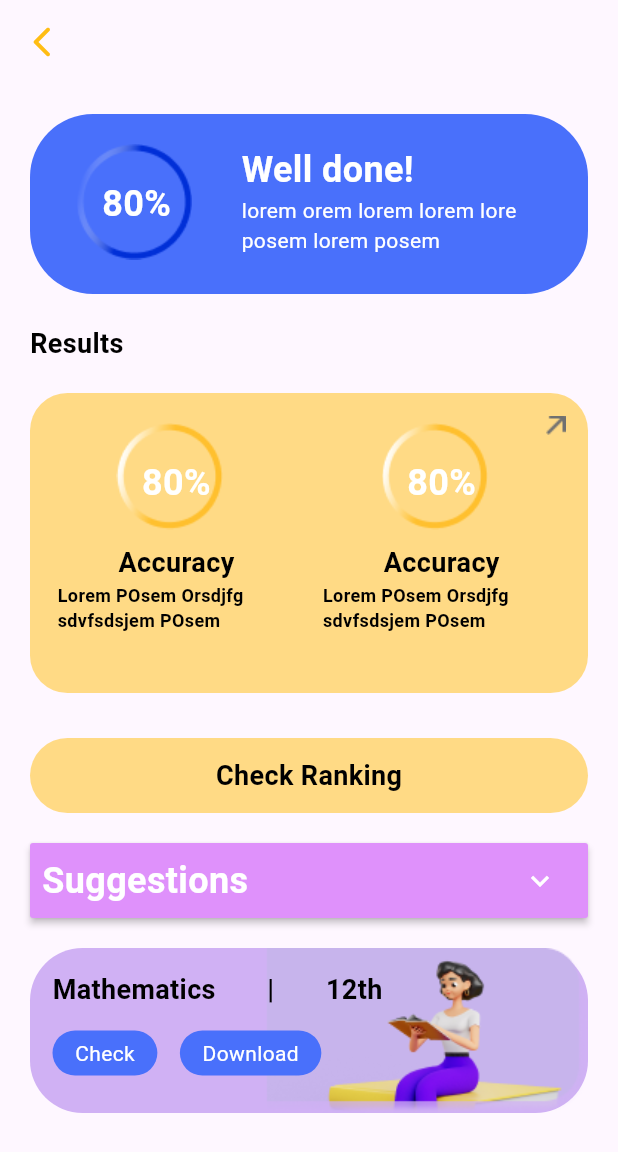
After one commit to Shoaib-raza-01/AIE_Exam_UI, a Flutter app: the AndroidLargeTwentyTwo screen opened directly, on a phone screen of 412 x 824 dp. The commit adds this screen. Shown: the top 1152 px of the screen. Run offline on Flutter 3.47's test engine with Material 2 defaults, Android fonts, the phone set to English and light mode, and no system bars; our stand-ins replace accordion, buttons_tabbar; missing offline and left inert: slidable_button.

Commit message:
Android Large 22

```diff
--- /dev/null
+++ b/lib/screens/android_large_22.dart
@@ -0,0 +1,457 @@
+import 'package:accordion/accordion_section.dart';
+import 'package:flutter/material.dart';
+
+class AndroidLargeTwentyTwo extends StatefulWidget {
+  const AndroidLargeTwentyTwo({super.key});
+
+  @override
+  State<AndroidLargeTwentyTwo> createState() => _AndroidLargeTwentyTwoState();
+}
+
+class _AndroidLargeTwentyTwoState extends State<AndroidLargeTwentyTwo> {
+  bool toggle = false;
+  bool rotate = false;
+  @override
+  Widget build(BuildContext context) {
+    return Scaffold(
+      appBar: AppBar(
+        leading: InkWell(
+          onTap: () {
+            Navigator.pop(context);
+          },
+          child: const Icon(
+            Icons.arrow_back_ios_new_rounded,
+            color: Color.fromRGBO(255, 189, 20, 1),
+          ),
+        ),
+      ),
+      body: SingleChildScrollView(
+        child: Padding(
+          padding: const EdgeInsets.all(20),
+          child: Column(
+            crossAxisAlignment: CrossAxisAlignment.start,
+            children: [
+              Container(
+                height: 120,
+                width: MediaQuery.of(context).size.width,
+                decoration: BoxDecoration(
+                    color: const Color.fromRGBO(73, 112, 251, 1),
+                    borderRadius: BorderRadius.circular(42)),
+                child: Row(
+                  crossAxisAlignment: CrossAxisAlignment.center,
+                  mainAxisAlignment: MainAxisAlignment.center,
+                  children: [
+                    Container(
+                      height: 80,
+                      width: 80,
+                      decoration: BoxDecoration(
+                        borderRadius: BorderRadius.circular(40),
+                      ),
+                      child: const Stack(children: [
+                        Image(image: AssetImage('assets/images/circular.png')),
+                        Align(
+                          alignment: Alignment.center,
+                          child: Text(
+                            '80%',
+                            style: TextStyle(
+                                color: Colors.white,
+                                fontSize: 24,
+                                fontWeight: FontWeight.bold),
+                          ),
+                        )
+                      ]),
+                    ),
+                    const SizedBox(
+                      width: 30,
+                    ),
+                    const Padding(
+                      padding: EdgeInsets.only(top: 20),
+                      child: SizedBox(
+                        height: 100,
+                        width: 200,
+                        child: Column(
+                          crossAxisAlignment: CrossAxisAlignment.start,
+                          children: [
+                            Text(
+                              "Well done!",
+                              style: TextStyle(
+                                  color: Colors.white,
+                                  fontSize: 24,
+                                  fontWeight: FontWeight.bold),
+                            ),
+                            Flexible(
+                                child: Text(
+                              'lorem orem lorem lorem lore posem lorem posem ',
+                              style: TextStyle(
+                                color: Colors.white,
+                                fontSize: 14,
+                              ),
+                            ))
+                          ],
+                        ),
+                      ),
+                    )
+                  ],
+                ),
+              ),
+              const Padding(
+                padding: EdgeInsets.only(top: 20, bottom: 20),
+                child: Text(
+                  'Results',
+                  style: TextStyle(
+                      color: Colors.black,
+                      fontSize: 18,
+                      fontWeight: FontWeight.bold),
+                ),
+              ),
+              Container(
+                height: 200,
+                width: MediaQuery.of(context).size.width,
+                decoration: BoxDecoration(
+                    color: const Color.fromRGBO(255, 218, 133, 1),
+                    borderRadius: BorderRadius.circular(25)),
+                child: Stack(
+                  children: [
+                    const Padding(
+                      padding: EdgeInsets.only(top: 15, right: 15),
+                      child: Align(
+                          alignment: AlignmentDirectional(1, -1),
+                          child: Image(
+                              image: AssetImage('assets/images/arrow.png'))),
+                    ),
+                    Padding(
+                      padding: const EdgeInsets.only(top: 20),
+                      child: Row(
+                        mainAxisAlignment: MainAxisAlignment.spaceEvenly,
+                        children: [
+                          SizedBox(
+                            width: MediaQuery.of(context).size.width / 2.6,
+                            child: Column(
+                              children: [
+                                Container(
+                                  height: 80,
+                                  width: 80,
+                                  decoration: BoxDecoration(
+                                    borderRadius: BorderRadius.circular(40),
+                                  ),
+                                  child: const Stack(children: [
+                                    Image(
+                                        image: AssetImage(
+                                            'assets/images/yellow.png')),
+                                    Align(
+                                      alignment: Alignment.center,
+                                      child: Text(
+                                        '80%',
+                                        style: TextStyle(
+                                            color: Colors.white,
+                                            fontSize: 24,
+                                            fontWeight: FontWeight.bold),
+                                      ),
+                                    )
+                                  ]),
+                                ),
+                                const Text(
+                                  'Accuracy',
+                                  style: TextStyle(
+                                      color: Colors.black,
+                                      fontSize: 18,
+                                      fontWeight: FontWeight.bold),
+                                ),
+                                const Text(
+                                  "Lorem POsem Orsdjfg sdvfsdsjem POsem",
+                                  style: TextStyle(
+                                      color: Colors.black,
+                                      fontSize: 12,
+                                      fontWeight: FontWeight.bold),
+                                ),
+                              ],
+                            ),
+                          ),
+                          SizedBox(
+                            width: MediaQuery.of(context).size.width / 2.6,
+                            child: Column(
+                              children: [
+                                Container(
+                                  height: 80,
+                                  width: 80,
+                                  decoration: BoxDecoration(
+                                    borderRadius: BorderRadius.circular(40),
+                                  ),
+                                  child: const Stack(children: [
+                                    Image(
+                                        image: AssetImage(
+                                            'assets/images/yellow.png')),
+                                    Align(
+                                      alignment: Alignment.center,
+                                      child: Text(
+                                        '80%',
+                                        style: TextStyle(
+                                            color: Colors.white,
+                                            fontSize: 24,
+                                            fontWeight: FontWeight.bold),
+                                      ),
+                                    )
+                                  ]),
+                                ),
+                                const Text(
+                                  'Accuracy',
+                                  style: TextStyle(
+                                      color: Colors.black,
+                                      fontSize: 18,
+                                      fontWeight: FontWeight.bold),
+                                ),
+                                const Text(
+                                  "Lorem POsem Orsdjfg sdvfsdsjem POsem",
+                                  style: TextStyle(
+                                      color: Colors.black,
+                                      fontSize: 12,
+                                      fontWeight: FontWeight.bold),
+                                ),
+                              ],
+                            ),
+                          )
+                        ],
+                      ),
+                    )
+                  ],
+                ),
+              ),
+              const SizedBox(
+                height: 30,
+              ),
+              Container(
+                height: 50,
+                width: MediaQuery.of(context).size.width,
+                decoration: BoxDecoration(
+                    borderRadius: BorderRadius.circular(30),
+                    color: const Color.fromRGBO(255, 218, 133, 1)),
+                child: const Center(
+                    child: Text(
+                  'Check Ranking',
+                  style: TextStyle(
+                      color: Colors.black,
+                      fontSize: 18,
+                      fontWeight: FontWeight.bold),
+                )),
+              ),
+              const SizedBox(
+                height: 20,
+              ),
+              // AccordionSection(
+              //   isOpen: toggle,
+              //   headerBorderRadius: 30,
+              //   headerBackgroundColor: const Color.fromRGBO(223, 145, 251, 1),
+              //   headerBackgroundColorOpened:
+              //       const Color.fromRGBO(223, 145, 251, 1),
+              //   headerBorderWidth: 2,
+              //   contentBackgroundColor: const Color.fromRGBO(223, 145, 251, 1),
+              //   contentBorderColor: Colors.white,
+              //   contentBorderRadius: 30,
+              //   rightIcon: Padding(
+              //     padding: const EdgeInsets.only(right: 20, bottom: 13),
+              //     child: RotatedBox(
+              //         quarterTurns: toggle ? -3 : -1,
+              //         child: InkWell(
+              //           onTap: () {
+              //     setState(() {
+              //       toggle = !toggle;
+              //     });
+              //   },
+              //           child: const Icon(
+              //             Icons.arrow_back_ios,
+              //             size: 30,
+              //             color: Colors.white,
+              //           ),
+              //         )),
+              //   ),
+              //   contentVerticalPadding: 30,
+              //   header: const Padding(
+              //     padding: EdgeInsets.only(left: 15, top: 10, bottom: 10),
+              //     child: Text('Suggestions',
+              //         style: TextStyle(
+              //             color: Colors.white,
+              //             fontWeight: FontWeight.bold,
+              //             fontSize: 24)),
+              //   ),
+              //   content: const Row(
+              //     mainAxisAlignment: MainAxisAlignment.center,
+              //     children: [
+              //       Flexible(
+              //         child: Text(
+              //           'slogan slogan slogan slogan slogan slogan slogan slogan slogan slogan slogan slogan slogan slogan slogan slogan slogan slogan ',
+              //           maxLines: 4,
+              //           style: TextStyle(color: Colors.white54, fontSize: 17),
+              //         ),
+              //       ),
+              //     ],
+              //   ),
+              // ),
+
+              // Container(
+              //   height: 60,
+              //   decoration: BoxDecoration(
+              //     borderRadius: BorderRadius.circular(34),
+              //     color: const Color.fromRGBO(223, 145, 251, 1),
+              //   ),
+              //   child: Column(children: [
+              //     ListTile(
+              //       title: const Text("Suggestions",
+              //           style: TextStyle(
+              //               color: Colors.white,
+              //               fontWeight: FontWeight.bold,
+              //               fontSize: 24)),
+              //       onTap: () {
+              //         setState(() {
+              //           toggle = !toggle;
+              //         });
+              //       },
+              //       trailing: Padding(
+              //         padding: const EdgeInsets.only(
+              //           bottom: 10,
+              //         ),
+              //         child: RotatedBox(
+              //             quarterTurns: toggle ? -3 : -1,
+              //             child: const Icon(
+              //               Icons.arrow_back_ios,
+              //               size: 30,
+              //               color: Colors.white,
+              //             )),
+              //       ),
+              //     ),
+              //     toggle
+              //         ? Container(
+              //           color: const Color.fromRGBO(223, 145, 251, 1),
+              //           width: double.infinity,
+              //             padding: const EdgeInsets.symmetric(
+              //                 vertical: 70, horizontal: 15),
+              //             child: Flexible(child: Text("whatever the content you want ", style: TextStyle(color: Colors.white),)),
+              //           )
+              //         : Container()
+              //   ]),
+              // ),
+
+              ExpansionPanelList(
+                expandIconColor: Colors.white,
+                expansionCallback: ((panelIndex, isExpanded) {
+                  setState(() {
+                    rotate = !rotate;
+                  });
+                }),
+                children: [
+                  ExpansionPanel(
+                    backgroundColor: const Color.fromRGBO(223, 145, 251, 1),
+                    headerBuilder: (context, isExpanded) {
+                      return Padding(
+                        padding: const EdgeInsets.all(0),
+                        child: Container(
+                          decoration: BoxDecoration(
+                            borderRadius: BorderRadius.circular(7),
+                          ),
+                          child: const Padding(
+                            padding: EdgeInsets.all(8.0),
+                            child: Text("Suggestions",
+                                style: TextStyle(
+                                    color: Colors.white,
+                                    fontWeight: FontWeight.bold,
+                                    fontSize: 24)),
+                          ),
+                        ),
+                      );
+                    },
+                    body: const Padding(
+                      padding: EdgeInsets.all(10),
+                      child: Text(
+                        'slogan slogan slogan slogan slogan slogan slogan slogan slogan slogan slogan slogan slogan slogan slogan slogan slogan slogan ',
+                        maxLines: 4,
+                        style: TextStyle(color: Colors.white54, fontSize: 17),
+                      ),
+                    ),
+                    isExpanded: rotate,
+                    canTapOnHeader: true,
+                  ),
+                ],
+              ),
+              const SizedBox(
+                height: 20,
+              ),
+              Container(
+                height: 110,
+                width: MediaQuery.of(context).size.width,
+                decoration: BoxDecoration(
+                  borderRadius: BorderRadius.circular(35),
+                  color: const Color.fromRGBO(208, 177, 244, 1),
+                ),
+                child: Stack(
+                  children: [
+                    Align(
+                        alignment: Alignment.bottomRight,
+                        child: Image(
+                            image: AssetImage('assets/images/women.png'))),
+                    Padding(
+                      padding: EdgeInsets.only(top: 15, left: 15),
+                      child: SizedBox(
+                        width: 220,
+                        child: Row(
+                          mainAxisAlignment: MainAxisAlignment.spaceBetween,
+                          children: [
+                            Text("Mathematics",
+                            style: TextStyle(
+                              color: Colors.black,
+                              fontWeight: FontWeight.bold,
+                              fontSize: 18)),
+                              Text('|',style: TextStyle(
+                              color: Colors.black,
+                              fontWeight: FontWeight.bold,
+                              fontSize: 18)),
+                              Text('12th',style: TextStyle(
+                              color: Colors.black,
+                              fontWeight: FontWeight.bold,
+                              fontSize: 18))
+                          ],
+                        ),
+                      ),
+                    ),
+                    Padding(
+                      padding: EdgeInsets.only(top: 55, left: 15),
+                      child: SizedBox(
+                        width: 220,
+                        child: Row(
+                          children: [
+                            InkWell(
+                              onTap: () {},
+                              child: Container(
+                                height: 30,
+                                decoration: BoxDecoration(borderRadius: BorderRadius.circular(15),
+                                color : Color.fromRGBO(73, 112, 251, 1)),
+                                child: Padding(
+                                  padding: const EdgeInsets.only(top:5,left: 15,right: 15),
+                                  child: Text("Check",style: TextStyle(color: Colors.white),),
+                                ))
+                              ),
+                              SizedBox(width: 15,),
+                            InkWell(
+                              onTap: () {},
+                              child: Container(
+                                height: 30,
+                                decoration: BoxDecoration(borderRadius: BorderRadius.circular(15),
+                                color : Color.fromRGBO(73, 112, 251, 1)),
+                                child: Padding(
+                                  padding: const EdgeInsets.only(top:5,left: 15,right: 15),
+                                  child: Text("Download",style: TextStyle(color: Colors.white),),
+                                ))
+                              ),
+                          ],
+                        ),
+                      ),
+                    ),
+
+                  ],
+                ),
+              )
+            ],
+          ),
+        ),
+      ),
+    );
+  }
+}
--- a/lib/screens/android_large_five.dart
+++ b/lib/screens/android_large_five.dart
@@ -1,4 +1,5 @@
 import 'package:aie/components/question.dart';
+import 'package:aie/screens/android_large_22.dart';
 import 'package:buttons_tabbar/buttons_tabbar.dart';
 import 'package:flutter/material.dart';
 
@@ -196,7 +197,7 @@ class _AndroidLargeFiveState extends State<AndroidLargeFive>
                         curve: Curves.ease,
                       );
                     } else {
-                      print("done");
+                      Navigator.of(context).push(MaterialPageRoute(builder: (BuildContext context) => const AndroidLargeTwentyTwo()));
                     }
                   },
                   child: Text("Next")),
--- a/pubspec.yaml
+++ b/pubspec.yaml
@@ -37,6 +37,7 @@ dependencies:
   cupertino_icons: ^1.0.2
   buttons_tabbar: ^1.3.7+1
   slidable_button: ^3.0.0+1
+  accordion: ^2.6.0
 
 dev_dependencies:
   flutter_test:
```
Also changed, not shown: assets/images/arrow.png (added), assets/images/circular.png (added), assets/images/women.png (added), assets/images/yellow.png (added), pubspec.lock.
